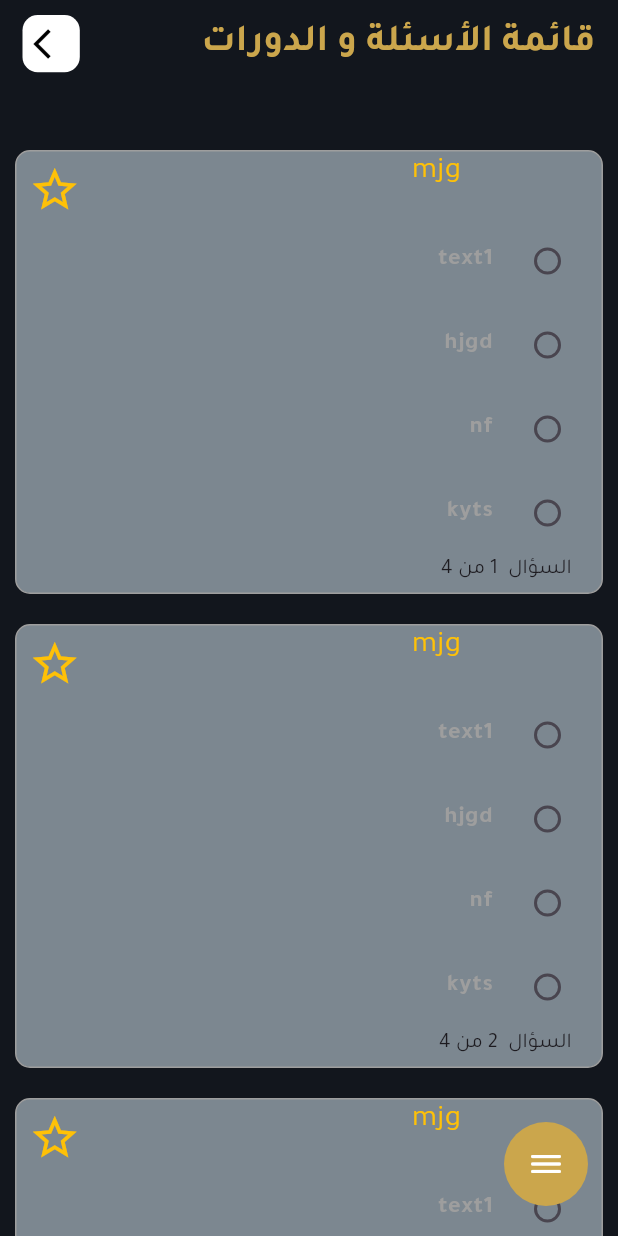
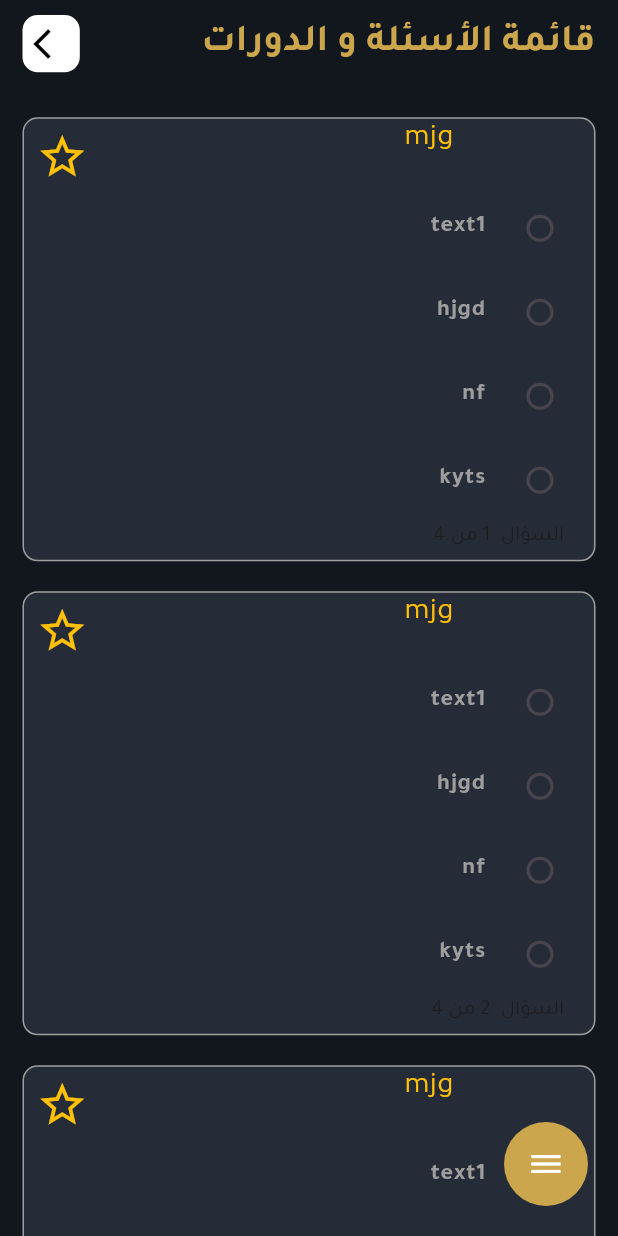
Before and after one commit to LinaHamdoun/un, a Flutter app: the Questions screen opened directly, on a phone screen of 412 x 824 dp. Run offline on Flutter 3.47's test engine with Material 3 defaults, Android fonts, the phone set to English and light mode, and no system bars; drawn by our look-alikes of reactive_forms; our stand-ins replace bloc, flutter_bloc, flutter_screenutil, flutter_svg, font_awesome_flutter and 1 more; missing offline and left inert: dart:ffi, mobile_scanner; accounts and stored records are empty.

Commit message:
commit change file

```diff
--- a/lib/Project/presentation/Component/card_question.dart
+++ b/lib/Project/presentation/Component/card_question.dart
@@ -27,7 +27,7 @@ class CardQuestion extends StatelessWidget {
       decoration: BoxDecoration(
         border: Border.all(color: Colors.grey),
         borderRadius: BorderRadius.circular(10),
-        color: ColorsScreens.grey,
+        color: Color(0xff262C37),
       ),
       child: Column(
         crossAxisAlignment: CrossAxisAlignment.end,
--- a/lib/Project/presentation/Screens/list_question.dart
+++ b/lib/Project/presentation/Screens/list_question.dart
@@ -29,14 +29,16 @@ class Questions extends StatelessWidget {
       child: Scaffold(
         backgroundColor: ColorsScreens.black,
         body: SafeArea(
-          child: Stack(
+          child: Stack (
             children: [
               Padding(
-                padding: const EdgeInsets.only(right: 15, left: 15, top: 10),
+                padding: const EdgeInsets.only(right: 5, left: 5, top: 10),
                 child: Column(
                   mainAxisSize: MainAxisSize.min,
                   children: [
-                    Row(
+                    Padding(
+                      padding: const EdgeInsets.only(bottom: 10 , right: 10 , left: 10),
+                      child: Row(
                         children: [
                           ContainerIcon(
                             onTap: () => context.pushPage(TestScreen()),
@@ -47,6 +49,7 @@ class Questions extends StatelessWidget {
                           Spacer(flex: 1),
                           TextTop(text: 'قائمة الأسئلة و الدورات'),
                         ],
+                      ),
                     ),
 
                     BlocBuilder<TimerCubit, TimerState>(
@@ -91,11 +94,10 @@ class Questions extends StatelessWidget {
                         }
                       },
                     ),
-                  ],
-                ),
-              ),
-              Padding(
-                padding: const EdgeInsets.only(top: 90),
+
+                    Expanded(
+                      child: Padding(
+                        padding: const EdgeInsets.only(top: 10),
                         child: BlocBuilder<UiCubit, UiState>(
                           builder: (context, state) {
                             bool correctAnswerUser = false;
@@ -119,6 +121,14 @@ class Questions extends StatelessWidget {
                           },
                         ),
                       ),
+                    ),
+
+
+
+                  ],
+                ),
+              ),
+
 
               BlocBuilder<UiCubit, UiState>(
                 builder: (context, state) {
```
Also changed, not shown: lib/Project/presentation/Screens/faivorate_questions.dart (+33 -1 lines). Lines whose indentation alone changed are shown as unchanged.
